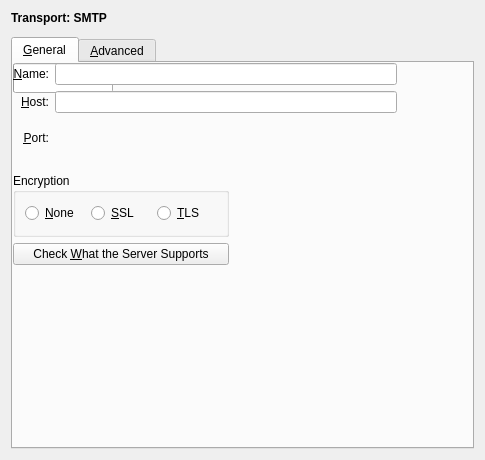
Qt form smtpsettings.ui (KDE/kmailtransport) before a commit.
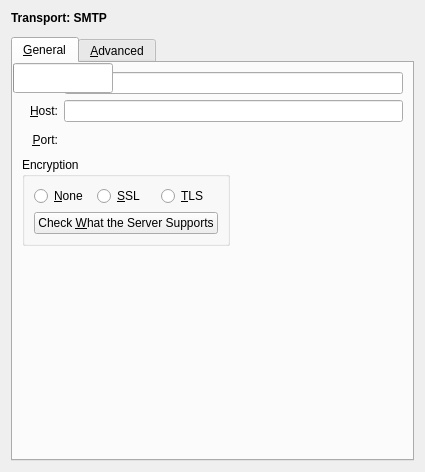
The same form after that commit. Custom widgets are drawn as their Qt base class.

Commit message: Fix layout by adding some spacers.

What changed in the file:
```diff
--- a/smtpsettings.ui
+++ b/smtpsettings.ui
@@ -6,8 +6,8 @@
    <rect>
     <x>0</x>
     <y>0</y>
-    <width>485</width>
-    <height>460</height>
+    <width>425</width>
+    <height>472</height>
    </rect>
   </property>
   <layout class="QGridLayout" >
@@ -36,28 +36,8 @@
       <attribute name="title" >
        <string>&amp;General</string>
       </attribute>
-      <widget class="QProgressBar" name="checkCapabilitiesProgress" >
-       <property name="geometry" >
-        <rect>
-         <x>0</x>
-         <y>0</y>
-         <width>100</width>
-         <height>30</height>
-        </rect>
-       </property>
-       <property name="visible" >
-        <bool>false</bool>
-       </property>
-      </widget>
-      <widget class="QWidget" name="layoutWidget" >
-       <property name="geometry" >
-        <rect>
-         <x>0</x>
-         <y>0</y>
-         <width>384</width>
-         <height>93</height>
-        </rect>
-       </property>
+      <layout class="QGridLayout" >
+       <item row="0" column="0" >
        <layout class="QGridLayout" >
         <item row="0" column="0" >
          <widget class="QLabel" name="nameLabel" >
@@ -129,18 +109,10 @@
          </layout>
         </item>
        </layout>
-      </widget>
-      <widget class="QWidget" name="" >
-       <property name="geometry" >
-        <rect>
-         <x>0</x>
-         <y>110</y>
-         <width>216</width>
-         <height>92</height>
-        </rect>
-       </property>
-       <layout class="QGridLayout" >
-        <item row="0" column="0" >
+       </item>
+       <item row="1" column="0" >
+        <layout class="QHBoxLayout" >
+         <item>
          <widget class="KButtonGroup" name="kcfg_encryption" >
           <property name="title" >
            <string>Encryption</string>
@@ -171,9 +143,6 @@
              </item>
             </layout>
            </item>
-          </layout>
-         </widget>
-        </item>
         <item row="1" column="0" >
          <widget class="KPushButton" name="checkCapabilities" >
           <property name="text" >
@@ -182,6 +151,49 @@
          </widget>
         </item>
        </layout>
+          </widget>
+         </item>
+         <item>
+          <spacer>
+           <property name="orientation" >
+            <enum>Qt::Horizontal</enum>
+           </property>
+           <property name="sizeHint" >
+            <size>
+             <width>40</width>
+             <height>20</height>
+            </size>
+           </property>
+          </spacer>
+         </item>
+        </layout>
+       </item>
+       <item row="2" column="0" >
+        <spacer>
+         <property name="orientation" >
+          <enum>Qt::Vertical</enum>
+         </property>
+         <property name="sizeHint" >
+          <size>
+           <width>20</width>
+           <height>40</height>
+          </size>
+         </property>
+        </spacer>
+       </item>
+      </layout>
+      <widget class="QProgressBar" name="checkCapabilitiesProgress" >
+       <property name="geometry" >
+        <rect>
+         <x>0</x>
+         <y>0</y>
+         <width>100</width>
+         <height>30</height>
+        </rect>
+       </property>
+       <property name="visible" >
+        <bool>false</bool>
+       </property>
       </widget>
      </widget>
      <widget class="QWidget" name="advancedTab" >
```
Lines whose indentation alone changed are shown as unchanged.
